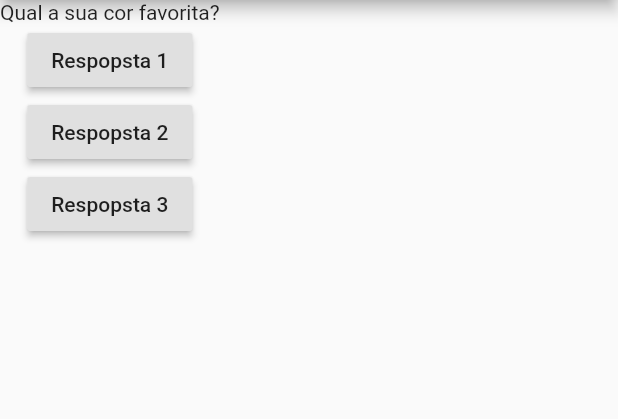
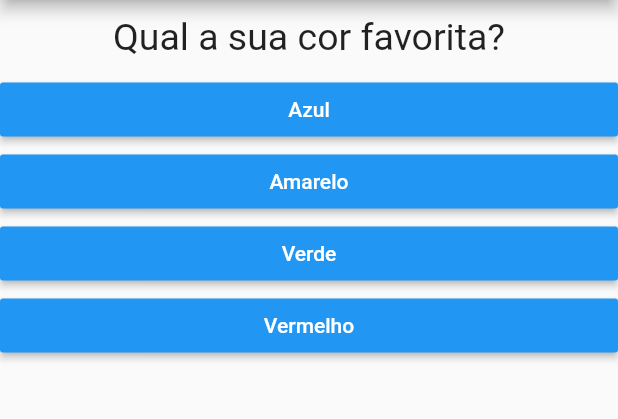
Before and after one commit to jailsonjarvis/questions, a Flutter app: the screen it shows after launch, on a phone screen of 412 x 824 dp, the part 84-503 px from its top. Run offline on Flutter 3.47's test engine with Material 2 defaults, Android fonts, the phone set to English and light mode, and no system bars.

Commit message:
Componentes Pergunta e Respota

```diff
--- /dev/null
+++ b/lib/answer.dart
@@ -0,0 +1,19 @@
+import 'package:flutter/material.dart';
+
+class Answer extends StatelessWidget {
+  final String text;
+  final void Function() onSelected;
+  Answer(this.text, this.onSelected);
+  @override
+  Widget build(BuildContext context) {
+    return Container(
+      width: double.infinity,
+      child: RaisedButton(
+        textColor: Colors.white,
+        color: Colors.blue,
+        child: Text(text),
+        onPressed: onSelected,
+      ),
+    );
+  }
+}
--- a/lib/main.dart
+++ b/lib/main.dart
@@ -1,27 +1,39 @@
 import 'package:flutter/material.dart';
+import 'package:projeto_perguntas/answer.dart';
+import 'package:projeto_perguntas/question.dart';
 
 main() => runApp(QuestionsApp());
 
 class QuestionsApp extends StatefulWidget {
-  QuestionAppState createState() {
-    return QuestionAppState();
+  _QuestionAppState createState() {
+    return _QuestionAppState();
   }
 }
 
-class QuestionAppState extends State<QuestionsApp> {
-  var questionSelected = 0;
-  void reply() {
+class _QuestionAppState extends State<QuestionsApp> {
+  var _questionSelected = 0;
+  void _reply() {
     setState(() {
-      questionSelected++;
+      _questionSelected++;
     });
   }
 
   @override
   Widget build(BuildContext contex) {
     final questions = [
-      'Qual a sua cor favorita?',
-      'Qual o seu animal favorito?'
+      {
+        'text': 'Qual a sua cor favorita?',
+        'answres': ['Azul', 'Amarelo', 'Verde', 'Vermelho']
+      },
+      {
+        'text': 'Qual o seu animal favorito?',
+        'answres': ['Cachorro', 'Gato', 'Tartaruga', 'Coelho']
+      }
     ];
+
+    List<String> answares = questions[_questionSelected]['answres'];
+
+
     return MaterialApp(
       home: Scaffold(
         appBar: AppBar(
@@ -29,19 +41,8 @@ class QuestionAppState extends State<QuestionsApp> {
         ),
         body: Column(
           children: <Widget>[
-            Text(questions[questionSelected]),
-            RaisedButton(
-              child: Text('Respopsta 1'),
-              onPressed: reply,
-            ),
-            RaisedButton(
-              child: Text('Respopsta 2'),
-              onPressed: reply,
-            ),
-            RaisedButton(
-              child: Text('Respopsta 3'),
-              onPressed: reply,
-            )
+            Question(questions[_questionSelected]['text']),
+            ...answares.map((ans) => Answer(ans, _reply)).toList()
           ],
         ),
       ),
--- /dev/null
+++ b/lib/question.dart
@@ -0,0 +1,19 @@
+import 'package:flutter/material.dart';
+
+class Question extends StatelessWidget {
+  final String text;
+
+  Question(this.text);
+  @override
+  Widget build(BuildContext context) {
+    return Container(
+      width: double.infinity,
+      margin: EdgeInsets.all(10),
+      child: Text(
+        text,
+        style: TextStyle(fontSize: 25),
+        textAlign: TextAlign.center,
+      ),
+    );
+  }
+}
--- a/pubspec.yaml
+++ b/pubspec.yaml
@@ -14,7 +14,7 @@ description: A new Flutter project.
 version: 1.0.0+1
 
 environment:
-  sdk: ">=2.1.0 <3.0.0"
+  sdk: ">=2.3.0 <3.0.0"
 
 dependencies:
   flutter:
```
